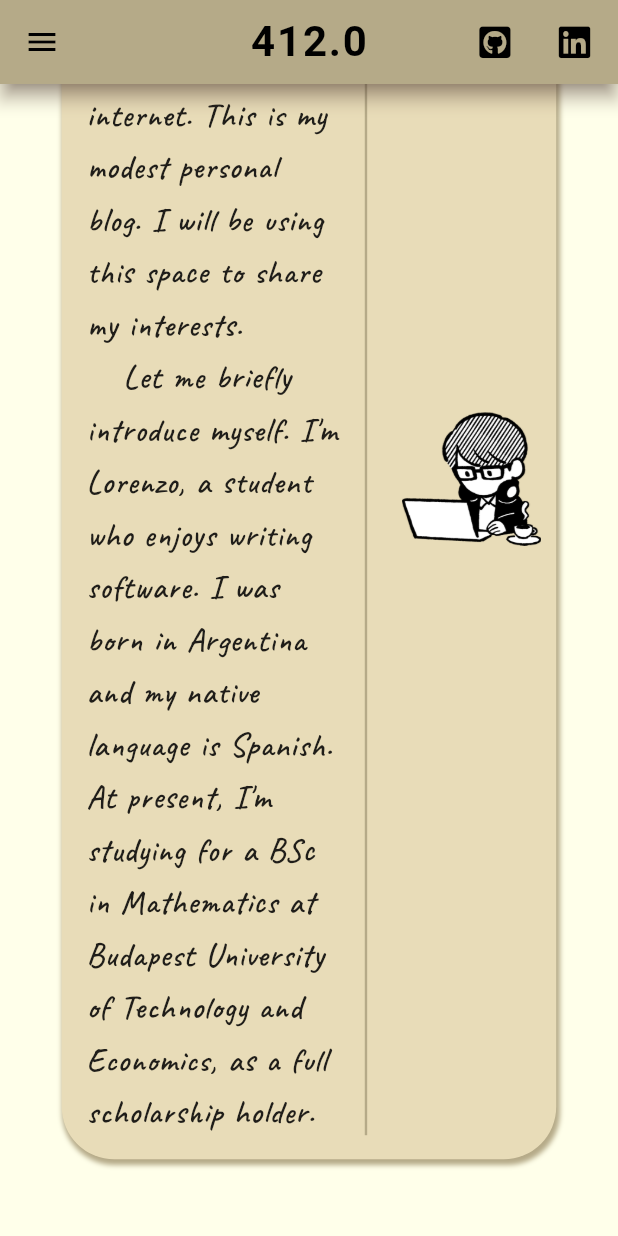
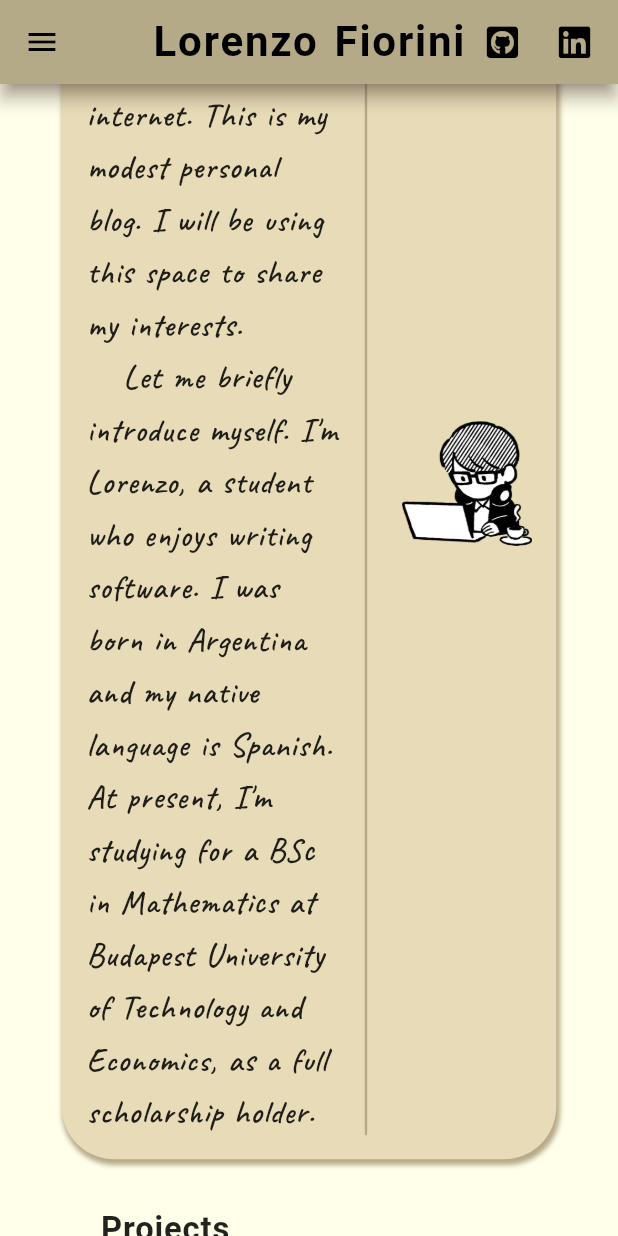
Before and after one commit to LorenFiorini/Personal-Portfolio, a Flutter app: the screen it shows after launch, scrolled down 210 dp, on a phone screen of 412 x 824 dp. Run offline on Flutter 3.47's test engine with Material 2 defaults, Android fonts, the light colour scheme and no system bars; our stand-ins replace font_awesome_flutter, google_fonts; missing offline and left inert: dart:html; Roboto replaces fonts that are missing (Merienda).

Commit message:
Projects

```diff
--- a/lib/appBar.dart
+++ b/lib/appBar.dart
@@ -18,14 +18,14 @@ class BaseAppBar extends StatelessWidget implements PreferredSizeWidget {
 
   @override
   Widget build(BuildContext context) {
-    double screenWidth = MediaQuery.of(context).size.width;
+    //double screenWidth = MediaQuery.of(context).size.width;
 
     return AppBar(
       shape: RoundedRectangleBorder(),
       centerTitle: true,
       title: Text(
-        //'Lorenzo Fiorini',
-        screenWidth.toString(),
+        'Lorenzo Fiorini',
+        //screenWidth.toString(),
 
         style: GoogleFonts.merienda(
           textStyle: TextStyle(
@@ -54,21 +54,20 @@ class BaseAppBar extends StatelessWidget implements PreferredSizeWidget {
       actions: <Widget>[
         IconButton(
           padding: EdgeInsets.all(2),
-          onPressed: _launchURL,
+          onPressed: _launchGithub,
           icon: FaIcon(
             FontAwesomeIcons.githubSquare,
             color: Colors.black,
+            semanticLabel: 'Open GitHub',
           ),
-        ),
-        SizedBox(
-          width: 5,
         ),
         IconButton(
           padding: EdgeInsets.all(2),
-          onPressed: () {},
+          onPressed: _launchLinkedin,
           icon: FaIcon(
             FontAwesomeIcons.linkedin,
             color: Colors.black,
+            semanticLabel: 'Open LinkedIn',
           ),
         ),
         SizedBox(
@@ -85,8 +84,12 @@ class BaseAppBar extends StatelessWidget implements PreferredSizeWidget {
   Size get preferredSize => new Size.fromHeight(appBar.preferredSize.height);
 }
 
+const _Github = 'https://github.com/LorenFiorini';
+const _Linkedin = 'https://www.linkedin.com/in/lorenfiorini/';
 
-void _launchURL() async {
-  const _url = 'https://github.com/LorenFiorini';
-  await canLaunch(_url) ? await launch(_url) : throw 'Could not launch $_url';
+void _launchGithub() async {
+  await canLaunch(_Github) ? await launch(_Github) : throw 'Could not launch $_Github';
 }
+void _launchLinkedin() async {
+  await canLaunch(_Linkedin) ? await launch(_Linkedin) : throw 'Could not launch $_Linkedin';
+}
--- a/lib/home.dart
+++ b/lib/home.dart
@@ -1,3 +1,6 @@
+import 'dart:html';
+
+import 'package:flutter/cupertino.dart';
 import 'package:flutter/material.dart';
 import 'package:personal_portfolio/colors.dart';
 import 'package:personal_portfolio/texts.dart';
@@ -19,7 +22,6 @@ class _MyHomePageState extends State<Home> {
       appBar: BaseAppBar(
         appBar: AppBar(),
       ),
-
       backgroundColor: paperLight,
       body: Column(
         children: <Widget>[
@@ -87,12 +89,8 @@ class _MyHomePageState extends State<Home> {
                         Flexible(
                           flex: 61,
                           child: Container(
-                            padding: EdgeInsets.fromLTRB(
-                              screenWidth / 10 * pow(5 / 8, 2),
-                              screenWidth / 10 * pow(5 / 8, 3),
-                              screenWidth / 10 * pow(5 / 8, 3),
-                              screenWidth / 10 * pow(5 / 8, 2),
-                            ),
+                            padding: EdgeInsets.all(
+                                screenWidth / 10 * pow(5 / 8, 2)),
                             alignment: Alignment.center,
                             child: Image.asset(
                                 'assets/images/people_007-blk-w.png'),
@@ -102,17 +100,63 @@ class _MyHomePageState extends State<Home> {
                     ),
                   ),
                 ),
-                SizedBox(
-                  height: screenWidth / 10 * (5 / 8),
-                ), /*
                 Container(
-                  height: 500,
-                  decoration: BoxDecoration(
-                    color: primaryPaper,
-                    borderRadius: BorderRadius.circular(50),
+                  padding: EdgeInsets.all(screenWidth / 10 * (5 / 8)),
+                  child: Text(
+                    'Projects',
+                    style: GoogleFonts.merienda(
+                      height: 1.6,
+                      letterSpacing: 5 / 8,
+                      fontWeight: FontWeight.w600,
+                      fontSize: 20 + screenWidth / 230,
+                    ),
                   ),
-                  child: const Center(child: Text('Entry B')),
                 ),
+                IntrinsicHeight(
+                  child: Container(
+                    width : screenWidth * 3/4,
+                    child: Column(
+                      children: <Widget>[
+                        Row(
+                          // project
+                          children: <Widget>[
+                            Flexible(
+                              flex: 8,
+                              child: Column(
+                                children: [
+                                  // Title
+                                  Row(
+                                    children: <Widget>[
+                                      Align(
+                                        alignment: Alignment.topRight,
+                                        child: Text('Shrine'),
+                                      ),
+                                      // TODO: Add hyperlink
+                                    ],
+                                  ),
+                                  // TODO: Description
+                                  Text(
+                                      'Google Fonts is a font embedding service library. This includes free and open source font families, an interactive web directory for browsing the library, and APIs for using the fonts via CSS and Android.'),
+                                ],
+                              ),
+                            ),
+                            // TODO: Add Pictures
+                            Flexible(
+                              flex: 5,
+                              child: Image.asset(
+                                  'assets/images/people_007-blk-w.png'),
+                            ),
+                          ],
+                        ),
+                      ],
+                    ),
+                  ),
+                ),
+                /*
+                Container(
+                  child: Center(child: Text('Entry B')),
+                ),
+
                 SizedBox(
                   height: screenWidth / 10 * (5 / 8),
                 ),
```
Also changed, not shown: 1 other file.
